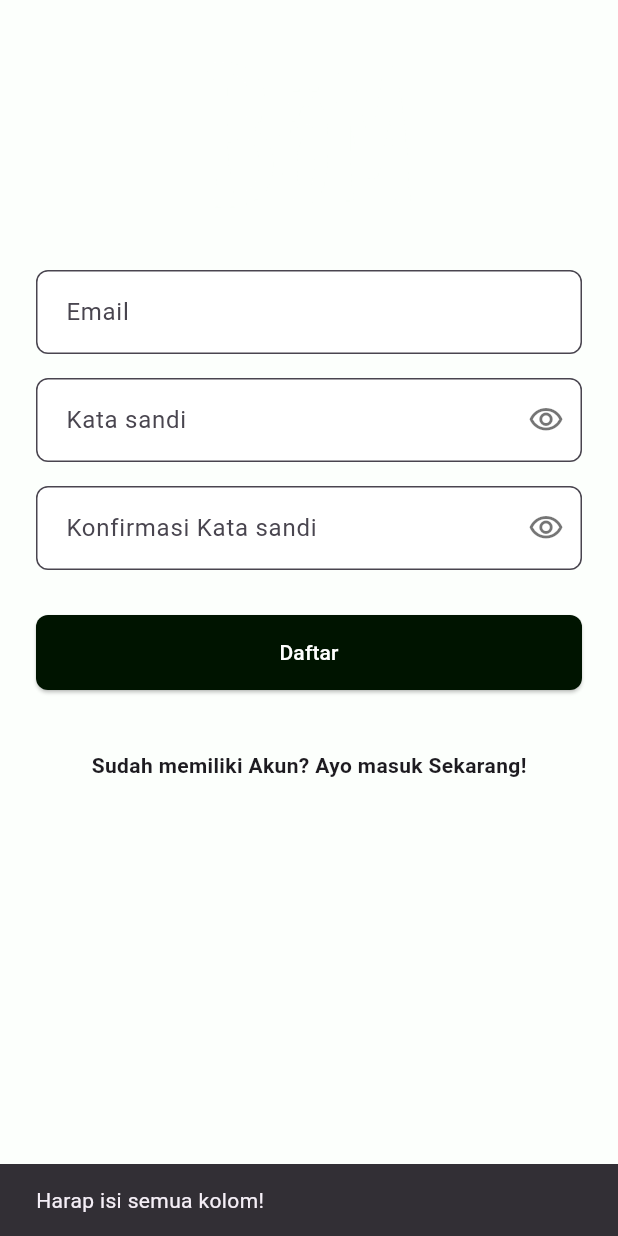
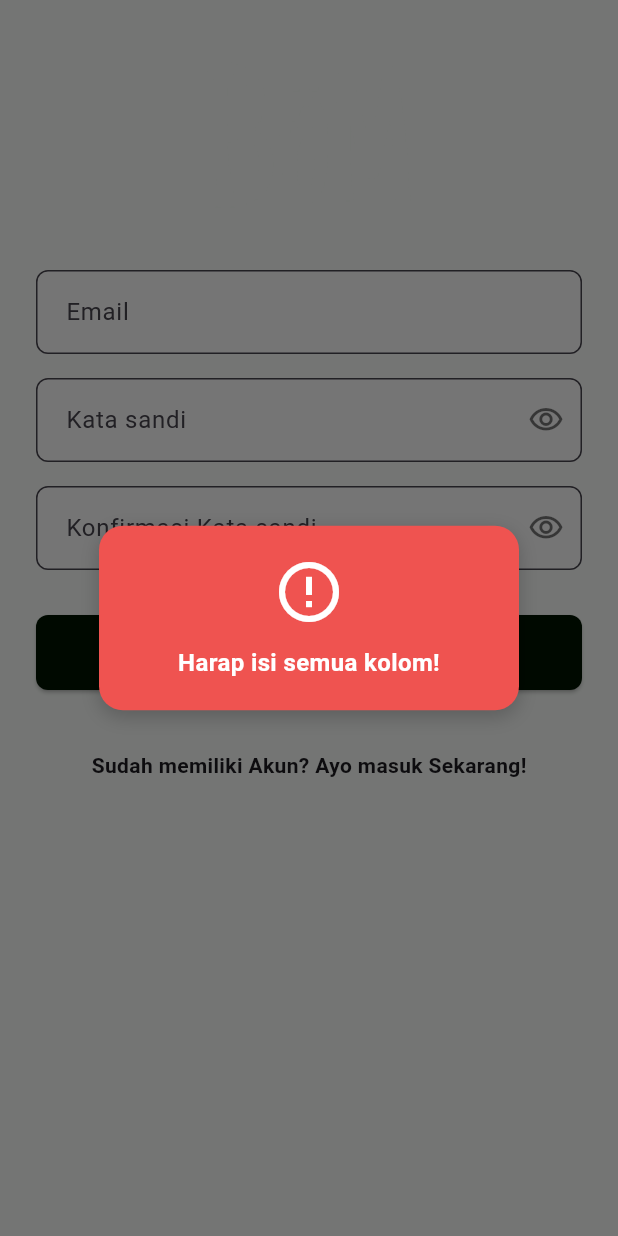
Before and after one commit to jhoajaa/mobile_boom, a Flutter app: the _MobileSignUpView screen opened directly, after a tap on "Daftar", on a phone screen of 412 x 824 dp. Run offline on Flutter 3.47's test engine with Material 3 defaults, Android fonts, the phone set to English and light mode, and no system bars; our stand-ins replace dartz, dio, equatable, firebase_auth, firebase_core, flutter_bloc and 3 more; missing offline and left inert: add_2_calendar, google_mlkit_text_recognition; accounts and stored records are empty; network calls fail.

Commit message:
Ganti posisi notifikasi

```diff
--- /dev/null
+++ b/lib/core/utils/central_notification.dart
@@ -0,0 +1,74 @@
+import 'dart:async';
+import 'package:flutter/material.dart';
+
+void showCentralNotification(
+  BuildContext context,
+  String message, {
+  bool isError = false,
+}) {
+  showDialog(
+    context: context,
+    barrierDismissible: true,
+    builder: (context) {
+      Future.delayed(const Duration(seconds: 2), () {
+        if (context.mounted && Navigator.of(context).canPop()) {
+          Navigator.of(context).pop();
+        }
+      });
+
+      return _CentralNotificationDialog(message: message, isError: isError);
+    },
+  );
+}
+
+class _CentralNotificationDialog extends StatelessWidget {
+  final String message;
+  final bool isError;
+
+  const _CentralNotificationDialog({
+    required this.message,
+    required this.isError,
+  });
+
+  @override
+  Widget build(BuildContext context) {
+    return Dialog(
+      backgroundColor: Colors.transparent,
+      elevation: 0,
+      child: Container(
+        padding: const EdgeInsets.all(20),
+        decoration: BoxDecoration(
+          color: isError ? Colors.red.shade400 : Colors.green.shade400,
+          borderRadius: BorderRadius.circular(16),
+          boxShadow: [
+            BoxShadow(
+              color: Colors.black.withOpacity(0.2),
+              blurRadius: 10,
+              offset: const Offset(0, 4),
+            ),
+          ],
+        ),
+        child: Column(
+          mainAxisSize: MainAxisSize.min,
+          children: [
+            Icon(
+              isError ? Icons.error_outline : Icons.check_circle_outline,
+              color: Colors.white,
+              size: 48,
+            ),
+            const SizedBox(height: 12),
+            Text(
+              message,
+              textAlign: TextAlign.center,
+              style: const TextStyle(
+                color: Colors.white,
+                fontSize: 16,
+                fontWeight: FontWeight.bold,
+              ),
+            ),
+          ],
+        ),
+      ),
+    );
+  }
+}
--- a/lib/features/boom/presentation/bloc/book/book_event.dart
+++ b/lib/features/boom/presentation/bloc/book/book_event.dart
@@ -23,10 +23,3 @@ class UpdateBookProgressEvent extends BookEvent {
   @override
   List<Object> get props => [bookId, statusBaca, currentPage];
 }
-
-class DeleteBookEvent extends BookEvent {
-  final String bookId;
-  const DeleteBookEvent(this.bookId);
-  @override
-  List<Object> get props => [bookId];
-}
--- a/lib/features/boom/presentation/pages/book_detail_page.dart
+++ b/lib/features/boom/presentation/pages/book_detail_page.dart
@@ -96,7 +96,7 @@ class _BookDetailPageState extends State<BookDetailPage> {
             onPressed: () {
               print("Konfirmasi Hapus Ditekan!");
               Navigator.pop(ctx);
-              context.read<BookBloc>().add(DeleteBookEvent(widget.book.bookId));
+              // context.read<BookBloc>().add(DeleteBookEvent(widget.book.bookId));
               Navigator.pop(context, true);
             },
             child: const Text("Hapus", style: TextStyle(color: Colors.red)),
--- a/lib/features/boom/presentation/pages/sign_up_page.dart
+++ b/lib/features/boom/presentation/pages/sign_up_page.dart
@@ -1,3 +1,4 @@
+import 'package:boom_mobile/core/utils/central_notification.dart';
 import 'package:boom_mobile/features/boom/presentation/bloc/auth/auth_bloc.dart';
 import 'package:boom_mobile/features/boom/presentation/bloc/auth/auth_event.dart';
 import 'package:boom_mobile/features/boom/presentation/bloc/auth/auth_state.dart';
@@ -13,7 +14,6 @@ class SignUpPage extends StatelessWidget {
   @override
   Widget build(BuildContext context) {
     return Scaffold(
-      // Pastikan AuthBloc sudah diprovide di main.dart / parent widget
       body: ResponsiveLayout(
         mobile: const _MobileSignUpView(),
         tablet: const _TabletSignUpView(),
@@ -48,22 +48,20 @@ class _MobileSignUpViewState extends State<_MobileSignUpView> {
     final confirm = _confirmPassController.text.trim();
 
     if (email.isEmpty || password.isEmpty || confirm.isEmpty) {
-      ScaffoldMessenger.of(
-        context,
-      ).showSnackBar(const SnackBar(content: Text("Harap isi semua kolom!")));
+      showCentralNotification(context, "Harap isi semua kolom!", isError: true);
       return;
     }
 
     if (password != confirm) {
-      ScaffoldMessenger.of(context).showSnackBar(
-        const SnackBar(content: Text("Konfirmasi password tidak cocok!")),
+      showCentralNotification(
+        context,
+        "Konfirmasi password tidak cocok!",
+        isError: true,
       );
       return;
     }
 
-    context.read<AuthBloc>().add(
-      RegisterRequested(email, password),
-    );
+    context.read<AuthBloc>().add(RegisterRequested(email, password));
   }
 
   @override
@@ -71,16 +69,12 @@ class _MobileSignUpViewState extends State<_MobileSignUpView> {
     return BlocConsumer<AuthBloc, AuthState>(
       listener: (context, state) {
         if (state is AuthFailure) {
-          // Gagal (Firebase Error / API Error)
-          ScaffoldMessenger.of(context).showSnackBar(
-            SnackBar(backgroundColor: Colors.red, content: Text(state.message)),
-          );
+          showCentralNotification(context, state.message, isError: true);
         } else if (state is AuthSuccess) {
-          ScaffoldMessenger.of(context).showSnackBar(
-            const SnackBar(
-              backgroundColor: Colors.green,
-              content: Text("Registrasi Berhasil! Silakan Masuk."),
-            ),
+          showCentralNotification(
+            context,
+            "Registrasi Berhasil! Silakan Masuk.",
+            isError: false,
           );
           Navigator.pushReplacement(
             context,
@@ -212,9 +206,7 @@ class _TabletSignUpViewState extends State<_TabletSignUpView> {
       return;
     }
 
-    context.read<AuthBloc>().add(
-      RegisterRequested(email, password),
-    );
+    context.read<AuthBloc>().add(RegisterRequested(email, password));
   }
 
   @override
```
Also changed, not shown: lib/features/boom/presentation/bloc/book/book_bloc.dart (+0 -21 lines), lib/features/boom/presentation/pages/add_book_page.dart (+12 -19 lines), lib/features/boom/presentation/pages/add_loan_page.dart (+7 -14 lines), lib/features/boom/presentation/pages/loan_page.dart (+7 -13 lines), lib/features/boom/presentation/pages/login_page.dart (+13 -22 lines), lib/features/boom/presentation/pages/profile_page.dart (+2 -6 lines).
